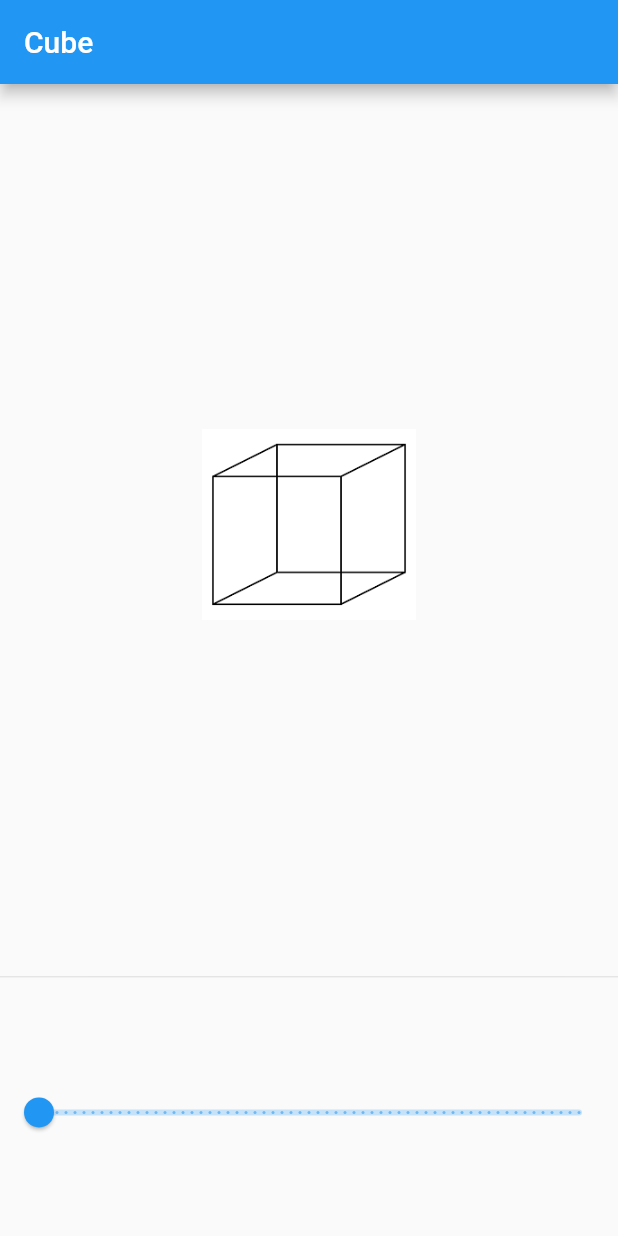
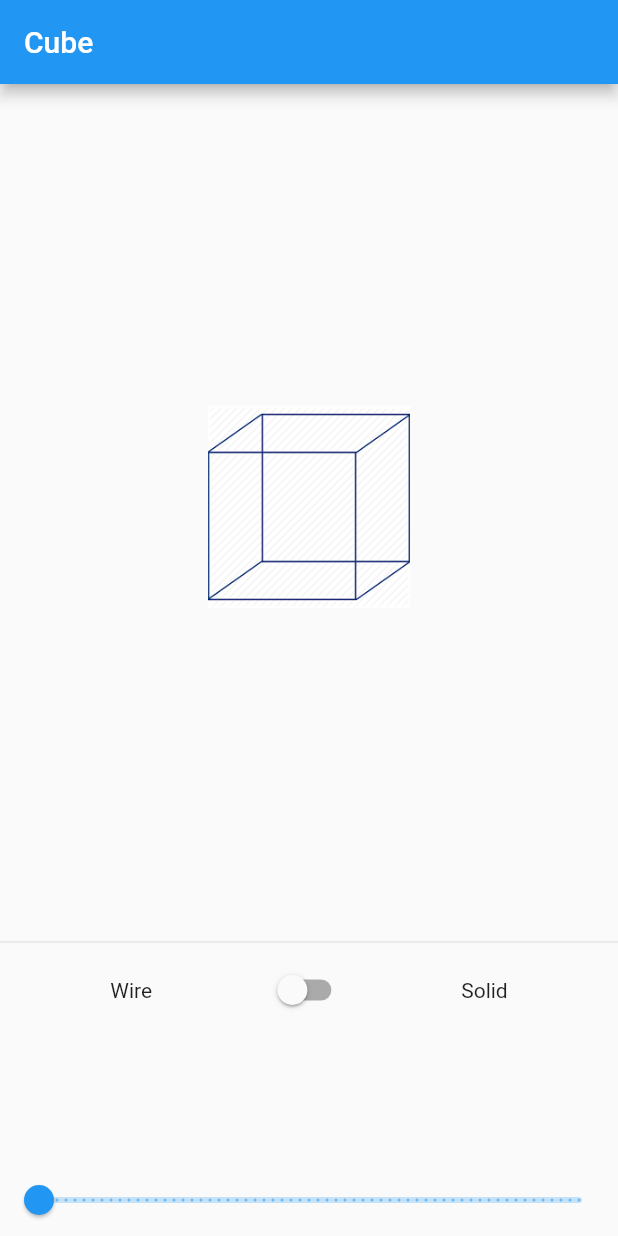
Before and after one commit to jaydangar/cube_app, a Flutter app: the screen it shows after launch, on a phone screen of 412 x 824 dp. Run offline on Flutter 3.47's test engine with Material 2 defaults, Android fonts, the phone set to English and light mode, and no system bars.

Commit message:
Completed the app.

```diff
--- a/lib/bloc/slider_bloc.dart
+++ /dev/null
@@ -1,21 +0,0 @@
-import 'dart:async';
-
-import 'package:bloc/bloc.dart';
-import 'package:equatable/equatable.dart';
-import 'package:flutter/material.dart';
-
-part 'slider_event.dart';
-part 'slider_state.dart';
-
-class SliderBloc extends Bloc<SliderEvent, SliderState> {
-  SliderBloc() : super(SliderInitial());
-
-  @override
-  Stream<SliderState> mapEventToState(
-    SliderEvent event,
-  ) async* {
-    if (event is OnChangeSliderEvent) {
-      yield SliderChange(sliderRating: event.rating);
-    }
-  }
-}
--- a/lib/bloc/slider_event.dart
+++ /dev/null
@@ -1,14 +0,0 @@
-part of 'slider_bloc.dart';
-
-abstract class SliderEvent extends Equatable {
-  const SliderEvent();
-}
-
-class OnChangeSliderEvent extends SliderEvent {
-  final double rating;
-
-  OnChangeSliderEvent({@required this.rating});
-
-  @override
-  List<Object> get props => [this.rating];
-}
--- a/lib/bloc/slider_state.dart
+++ /dev/null
@@ -1,19 +0,0 @@
-part of 'slider_bloc.dart';
-
-abstract class SliderState extends Equatable {
-  const SliderState();
-}
-
-class SliderInitial extends SliderState {
-  @override
-  List<Object> get props => [];
-}
-
-class SliderChange extends SliderState {
-  final double sliderRating;
-
-  SliderChange({@required this.sliderRating});
-
-  @override
-  List<Object> get props => [this.sliderRating];
-}
--- a/lib/pages/home.dart
+++ b/lib/pages/home.dart
@@ -1,6 +1,4 @@
-import 'package:cube/bloc/slider_bloc.dart';
 import 'package:flutter/material.dart';
-import 'package:flutter_bloc/flutter_bloc.dart';
 
 class HomePage extends StatefulWidget {
   @override
@@ -8,69 +6,79 @@ class HomePage extends StatefulWidget {
 }
 
 class _HomePageState extends State<HomePage> {
+  Offset _offset = Offset(0.5, 0.5);
+  bool switchState = false;
+  double rating = 30;
+  String imageSource = 'lib/assets/frame3.png';
   @override
   Widget build(BuildContext context) {
-    Offset _offset = Offset(0, 0);
-
-    return BlocProvider(
-      create: (context) => SliderBloc(),
-      child: Scaffold(
+    return Scaffold(
       appBar: AppBar(
         title: Text('Cube'),
       ),
       body: Column(
         children: <Widget>[
           Expanded(
-              child: BlocBuilder<SliderBloc, SliderState>(
-                  builder: (context, state) {
-                double rating = 30;
-                if (state is SliderChange) {
-                  rating = state.sliderRating;
-                }
-                return Transform(
+            flex: 3,
+            child: Transform(
               transform: Matrix4.identity()
                 ..setEntry(3, 2, 0.001)
                 ..rotateX(0.01 * _offset.dy)
                 ..rotateY(-0.01 * _offset.dx),
               alignment: FractionalOffset.center,
+              child: Center(
                 child: GestureDetector(
-                    onPanUpdate: (details) =>
-                        setState(() => _offset += details.delta),
-                    onDoubleTap: () =>
-                        setState(() => _offset = Offset(0.2, 0.6)),
-                    child: Center(
+                  onPanUpdate: (details) {
+                    setState(() => _offset += details.delta);
+                  },
                   child: Transform.scale(
                     scale: rating * 0.02,
-                        child: Image.asset('lib/assets/frame.png'),
+                    child: Image.asset(imageSource),
                   ),
                 ),
               ),
-                );
-              }),
+            ),
           ),
           Divider(),
-            Container(
-              height: MediaQuery.of(context).size.height * 0.2,
-              child: BlocBuilder<SliderBloc, SliderState>(
-                builder: (context, state) {
-                  double rating = 30;
-                  if (state is SliderChange) {
-                    rating = state.sliderRating;
+          Expanded(
+            flex: 1,
+            child: Column(
+              mainAxisAlignment: MainAxisAlignment.spaceBetween,
+              children: [
+                Row(
+                  mainAxisAlignment: MainAxisAlignment.spaceEvenly,
+                  children: <Widget>[
+                    Text('Wire'),
+                    Switch(
+                      value: switchState,
+                      onChanged: (value) => setState(
+                        () {
+                          switchState = value;
+                          if (switchState) {
+                            imageSource = 'lib/assets/frame2.png';
+                          } else {
+                            imageSource = 'lib/assets/frame3.png';
                           }
-                  return Slider(
+                        },
+                      ),
+                    ),
+                    Text('Solid')
+                  ],
+                ),
+                Slider(
                   value: rating,
-                    onChanged: (value) => BlocProvider.of<SliderBloc>(context)
-                        .add(OnChangeSliderEvent(rating: value)),
+                  onChanged: (value) => setState(() {
+                    rating = value;
+                  }),
                   min: 30,
                   max: 60,
                   divisions: 60,
-                  );
-                },
+                )
+              ],
             ),
           ),
         ],
       ),
-      ),
     );
   }
 }
--- a/pubspec.yaml
+++ b/pubspec.yaml
@@ -23,8 +23,6 @@ environment:
 dependencies:
   flutter:
     sdk: flutter
-  flutter_bloc: ^6.0.0
-  equatable: ^1.2.2
 
   # The following adds the Cupertino Icons font to your application.
   # Use with the CupertinoIcons class for iOS style icons.
@@ -47,6 +45,8 @@ flutter:
   # To add assets to your application, add an assets section, like this:
   assets:
     - lib/assets/frame.png
+    - lib/assets/frame2.png
+    - lib/assets/frame3.png
   #   - images/a_dot_ham.jpeg
   # An image asset can refer to one or more resolution-specific "variants", see
   # https://flutter.dev/assets-and-images/#resolution-aware.
```
Also changed, not shown: lib/assets/frame2.png (added), lib/assets/frame3.png (added), pubspec.lock. Lines whose indentation alone changed are shown as unchanged.
